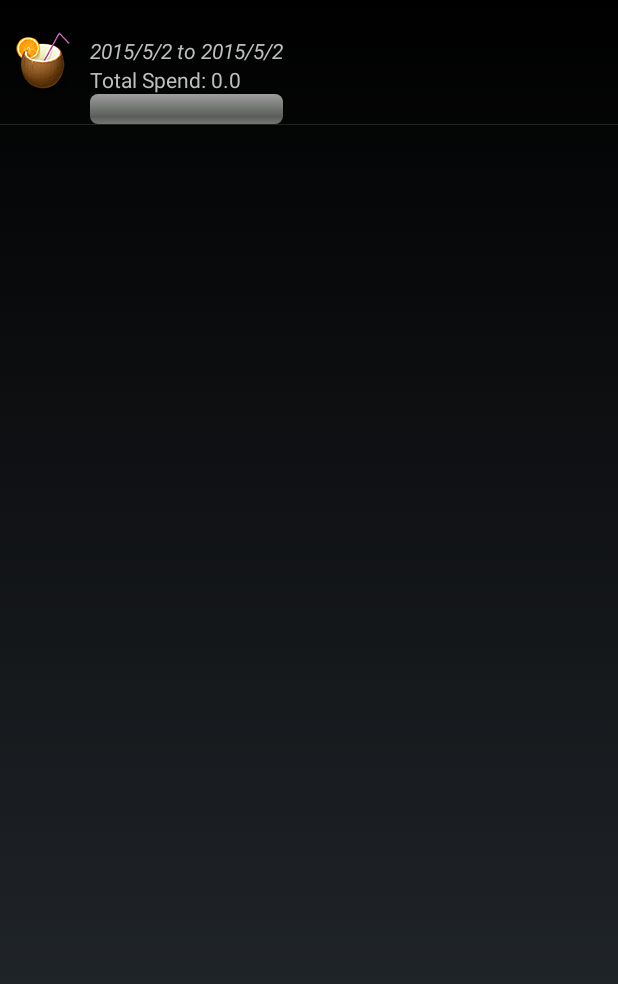
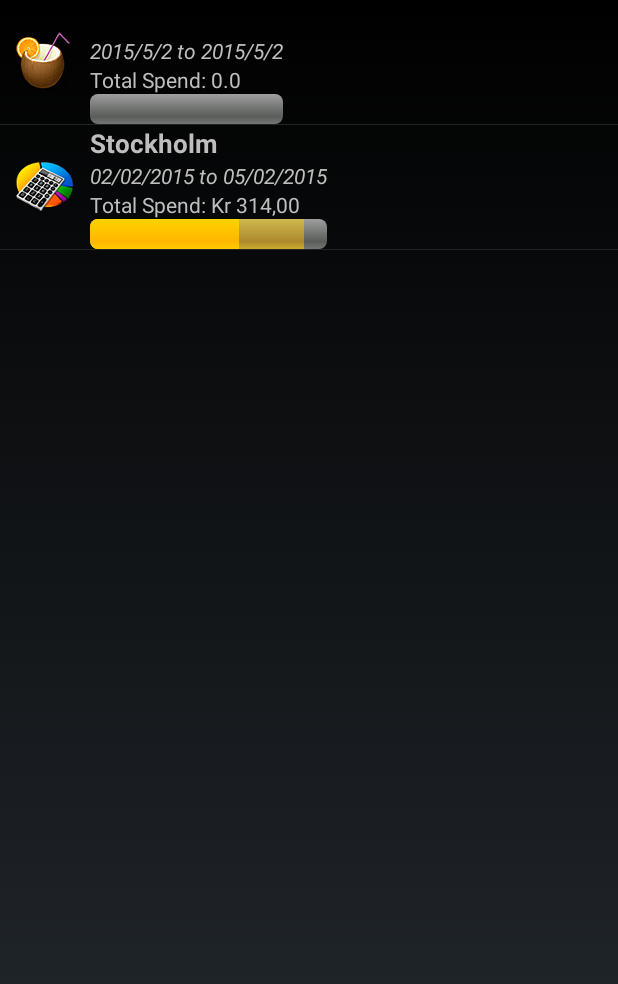
Before and after one commit to paulonova/FinalNiceTrip, an Android app: the TripListActivity screen opened directly, with no data from a screen before it, on a phone screen of 412 x 824 dp. Shown: the top 984 px of the screen. Run offline under Robolectric (Android 15) with nearby library versions, the phone set to English and light mode, and no system bars; 2 statements that could not run were skipped.

Commit message:
Changing 2015/05/02

```diff
--- a/app/src/main/java/se/finalwork/nicetrip/handle/NewTripActivity.java
+++ b/app/src/main/java/se/finalwork/nicetrip/handle/NewTripActivity.java
@@ -21,7 +21,7 @@ import java.util.Calendar;
 
 
 
-public class NewTripActivity extends Activity implements View.OnClickListener  {    //
+public class NewTripActivity extends Activity implements View.OnClickListener  {
 
     private int year;
     private int month;
@@ -38,6 +38,7 @@ public class NewTripActivity extends Activity implements View.OnClickListener  {
     private DatabaseHelper helper;
     private EditText destiny, budget, numberPeople;
     private RadioGroup radioGroup;
+
 
     @Override
     protected void onCreate(Bundle savedInstanceState) {
@@ -57,7 +58,6 @@ public class NewTripActivity extends Activity implements View.OnClickListener  {
         numberPeople = (EditText)findViewById(R.id.number_people);
 
         saveBtn = (Button)findViewById(R.id.save_trip);
-
 
 
         // Prepare access to database..
@@ -150,8 +150,6 @@ public class NewTripActivity extends Activity implements View.OnClickListener  {
         values.put("budget", budget.getText().toString());
         values.put("number_peoples", numberPeople.getText().toString());
 
-
-
         int type = radioGroup.getCheckedRadioButtonId();
         if(type == R.id.vacationBtn){
             values.put("type_trip", Constants.TRIP_VACATIONS);
--- a/app/src/main/java/se/finalwork/nicetrip/handle/SpendingActivity.java
+++ b/app/src/main/java/se/finalwork/nicetrip/handle/SpendingActivity.java
@@ -42,8 +42,8 @@ public class SpendingActivity extends Activity  { //implements View.OnClickListe
         super.onCreate(savedInstanceState);
         setContentView(R.layout.spending);
 
-        ArrayAdapter<CharSequence> adapter = ArrayAdapter.createFromResource(this, R.array.category_spend, android.R.layout.simple_spinner_item);
         category = (Spinner)findViewById(R.id.category);
+        ArrayAdapter<CharSequence> adapter = ArrayAdapter.createFromResource(this, R.array.category_spend, R.layout.spinner_layout);
         category.setAdapter(adapter);
 
         value = (EditText)findViewById(R.id.value);
--- a/app/src/main/java/se/finalwork/nicetrip/handle/TripListActivity.java
+++ b/app/src/main/java/se/finalwork/nicetrip/handle/TripListActivity.java
@@ -15,6 +15,7 @@ import android.widget.AdapterView;
 import android.widget.ProgressBar;
 import android.widget.SimpleAdapter;
 
+import java.text.DateFormat;
 import java.text.SimpleDateFormat;
 import java.util.ArrayList;
 import java.util.Date;
@@ -23,9 +24,7 @@ import java.util.List;
 import java.util.Map;
 
 
-
-
-    public class TripListActivity extends ListActivity
+public class TripListActivity extends ListActivity
                                   implements AdapterView.OnItemClickListener, DialogInterface.OnClickListener, SimpleAdapter.ViewBinder {
 
 
@@ -36,20 +35,32 @@ import java.util.Map;
         public static final String LIMIT_VALUE = "limit_value";
         private DatabaseHelper helper;
         private SimpleDateFormat dateFormat;
+        Date date;
         private Double limitValue;
+        private AlertDialog alert;
 
 
     @Override
     public void onCreate(Bundle savedInstanceState) {
         super.onCreate(savedInstanceState);
 
+        // Getting the Limit Value from SharedPreferences..
+        SharedPreferences pref = PreferenceManager.getDefaultSharedPreferences(getApplicationContext());
+        SharedPreferences.Editor editor = pref.edit();
+
+        SharedPreferences pref2 = getSharedPreferences("value_limit", 1);
+        String valueLimit = pref2.getString("value_limit", null);
+        Log.d("LIMIT VALUE:", "Value: " + valueLimit);
+
         helper = new DatabaseHelper(this);
         dateFormat = new SimpleDateFormat("yyyy/MM/dd");
 
+
         // Instantiate database and retrieve the limit value of the budget..
-        SharedPreferences preferences = PreferenceManager.getDefaultSharedPreferences(this);
-        String value = preferences.getString(LIMIT_VALUE, "-1");
-        limitValue = Double.valueOf(value);
+//        SharedPreferences preferences = PreferenceManager.getDefaultSharedPreferences(this);
+//        String value = preferences.getString(LIMIT_VALUE, "-1");
+
+        limitValue = Double.valueOf(valueLimit);
 
         String[] from = {"image", "destiny", "date", "total", "progressBar"};
         int[] to = {R.id.type_trip, R.id.destiny, R.id.date, R.id.total, R.id.progressBar};
@@ -87,6 +98,8 @@ import java.util.Map;
             String arrivalDate = cursor.getString(3);
             String exitDate = cursor.getString(4);
             double budget = cursor.getDouble(5);
+
+
             Log.d("Database Info TRIP", "Info: " + "ID: " + id + " - " + "TypeTrip: " + typeTrip + " - " +
                                         "Destiny: " + destiny + " - " + "ArrivalDate: " +  arrivalDate + " - " +
                                         "ExitDate: " + exitDate + " - " + "Budget: " +  budget);
@@ -107,8 +120,10 @@ import java.util.Map;
             item.put("total","Total Spend: "+ totalSpend);
             Log.d("TOTAL_SPEND", "TOTAL: " + totalSpend);
 
+
             double alert = budget * limitValue / 100;
-            Double[] values = new Double[]{budget, alert, totalSpend};
+            Double[] values = new Double[]{budget, alert, 1600d};  // Value not REAL !
+            Log.d("ProgressBar", "values: " + "Budget: "+ budget + " Alert: " + alert + " Total: " + totalSpend);
             item.put("progressBar", values);
             trips.add(item);
             cursor.moveToNext();
@@ -116,16 +131,18 @@ import java.util.Map;
         }
 
         // Old testing codes..
-//        Map<String, Object> item = new HashMap<String, Object>();
-//        item.put("image",R.drawable.business);
-//        item.put("destiny","Stockholm");
-//        item.put("date","02/02/2015 to 05/02/2015");
-//        item.put("total","Total Spend: Kr 314,00");
-//        item.put("progressBar", new Double[]{500.0, 450.0, 314.0});
-//        trips.add(item);
+        Map<String, Object> item = new HashMap<String, Object>();
+        item.put("image",R.drawable.business);
+        item.put("destiny","Stockholm");
+        item.put("date","02/02/2015 to 05/02/2015");
+        item.put("total","Total Spend: Kr 314,00");
+        item.put("progressBar", new Double[]{500.0, 450.0, 314.0});
+        trips.add(item);
+
         cursor.close();
         return trips;
     }
+
 
         private double calcTotalSpend(SQLiteDatabase db, String id) {
             Cursor cursor = db.rawQuery("SELECT SUM(value) FROM SPENDING WHERE TRIP_ID = ?", new String[]{ id });
@@ -134,6 +151,24 @@ import java.util.Map;
             Log.d("SUM(value)","VALUE: " + cursor.getDouble(0));
             cursor.close();
             return total;
+        }
+
+        public void alertOmLimitValue(){
+
+            AlertDialog.Builder builder = new AlertDialog.Builder(this);
+            builder.setTitle("Alert");
+            builder.setMessage(R.string.limit_alert);
+            builder.setPositiveButton("OK", new DialogInterface.OnClickListener() {
+
+                @Override
+                public void onClick(DialogInterface dialog, int which) {
+                    finish();
+
+                }
+            });
+            alert = builder.create();
+            alert.show();
+
         }
 
 
@@ -195,6 +230,10 @@ import java.util.Map;
     @Override
     public void onClick(DialogInterface dialog, int item) {
         Log.d("Options Dialog","I am Here in OPTIONS ");
+
+//        if(limitValue>=budget){
+//
+//        }
         switch (item){
 
             case 0: // Edit
--- a/app/src/main/res/layout/spending.xml
+++ b/app/src/main/res/layout/spending.xml
@@ -33,7 +33,7 @@
             android:src="@drawable/nicetrip_text" />
 
         <Spinner
-            android:layout_width="match_parent"
+            android:layout_width="fill_parent"
             android:layout_height="wrap_content"
             android:layout_marginTop="20dp"
             android:id="@+id/category"
--- a/app/src/main/res/values/strings.xml
+++ b/app/src/main/res/values/strings.xml
@@ -97,6 +97,7 @@
     <string name="title_activity_configurations">Configurations</string>
 
     <string name="close_alert">This application will close! Are you sure?</string>
+    <string name="limit_alert">The fields can not be empty</string>
     <string name="error_empty">The fields can not be empty</string>
     <string name="error_autentication">Username or Password is wrong! Please, try again..</string>
     <string name="register_error">username or password is empty..</string>
```
Also changed, not shown: app/src/main/java/se/finalwork/nicetrip/dao/NiceTripDAO.java (+11 -6 lines), app/src/main/java/se/finalwork/nicetrip/domain/Trip.java (+10 -10 lines), app/src/main/java/se/finalwork/nicetrip/handle/ConfigurationsActivity.java (+20 -17 lines), app/src/main/java/se/finalwork/nicetrip/handle/DashboardActivity.java (+27 -0 lines), app/src/main/res/layout/spinner_layout.xml (added, +13 -0 lines), app/src/main/res/drawable-hdpi/paper_background.png (added).
